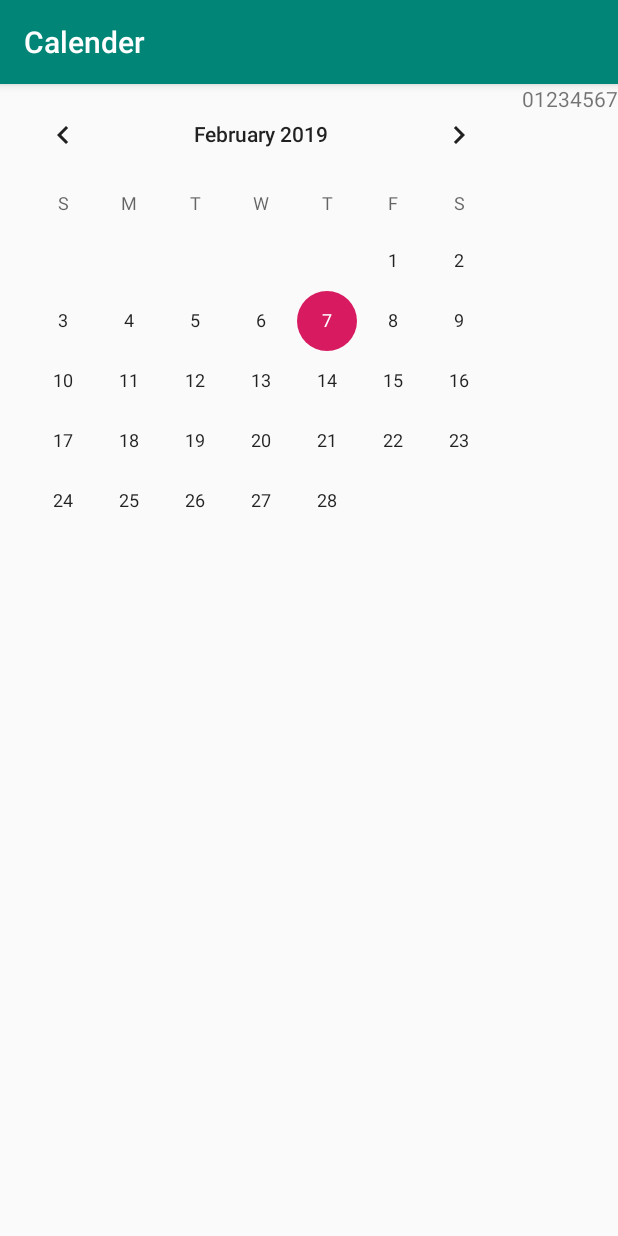
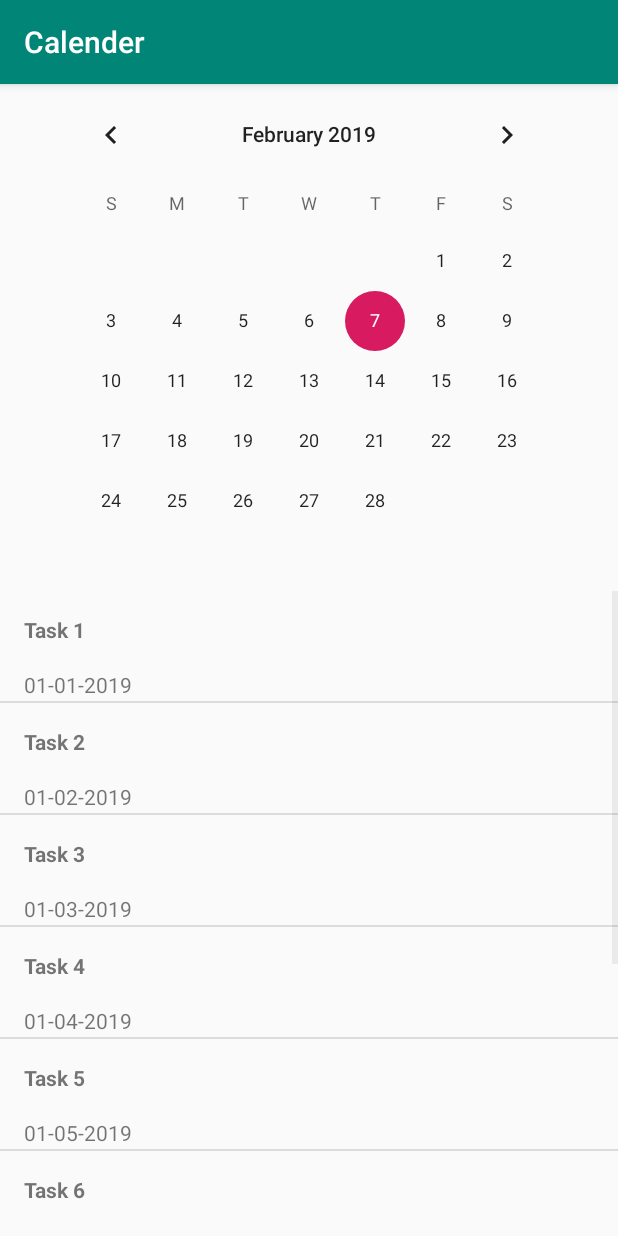
Before and after one commit to haydnkeung/Scheduler, an Android app: the Calender screen opened directly, with no data from a screen before it, on a phone screen of 412 x 824 dp. Run offline under Robolectric (Android 15) with nearby library versions, the phone set to English and light mode, and no system bars.

Commit message:
Created DayAdapter Class and added listview to calender activity

```diff
--- a/app/src/main/java/io/github/haydnkeung/scheduler/Calender.java
+++ b/app/src/main/java/io/github/haydnkeung/scheduler/Calender.java
@@ -4,34 +4,57 @@ import android.support.v7.app.AppCompatActivity;
 import android.os.Bundle;
 import android.text.Layout;
 import android.view.View;
+import android.widget.Adapter;
+import android.widget.CalendarView;
 import android.widget.LinearLayout;
+import android.widget.ListView;
 import android.widget.TextView;
+import android.widget.Toast;
 
 import org.w3c.dom.Text;
 
 import java.util.ArrayList;
+import java.util.HashMap;
 
 public class Calender extends AppCompatActivity {
 
-    public LinearLayout rootView;
-
+    private LinearLayout rootView;
+    private ListView listView;
 
     @Override
     protected void onCreate(Bundle savedInstanceState) {
+
+
         super.onCreate(savedInstanceState);
         setContentView(R.layout.activity_calender);
+
         rootView = findViewById(R.id.calenderLayout);
-
-        ArrayList<String> list = new ArrayList<>();
-        for(int i = 0; i < 9;i++){
-            list.add(new Integer(i).toString());
-
-            TextView element = new TextView(this);
-            element.setText(list.get(i));
-            rootView.addView(element);
-        }
+        listView = findViewById(R.id.calenderlistview);
 
 
+        CalendarView calendarView = findViewById(R.id.calendarView);
+        calendarView.setOnDateChangeListener(new CalendarView.OnDateChangeListener() {
+
+            @Override
+            public void onSelectedDayChange(CalendarView view, int year, int month, int dayOfMonth) {
+               //To be implemented
+            }
+        });
+
+        MyEventAdapter itemAdapter = new MyEventAdapter(this,R.layout.list_item,generateData(10));
+        listView.setAdapter(itemAdapter);
+
+    }
+
+    //Generates a list of length x to populate sample data
+    private ArrayList<MyEvent> generateData(int x) {
+        ArrayList<MyEvent> data = new ArrayList<>();
+        for (int i = 1; i <= x; i++) {
+            MyEvent element = new MyEvent(this, "Task " + i, i / 365, (i / 30) + 1, i % 30);
+            element.setDescrip("       Lorem ipsum dolor sit amet, consectetur adipiscing elit, sed do eiusmod tempor incididunt ut labore et dolore magna aliqua. Ut enim ad minim veniam, quis nostrud exercitation ullamco laboris nisi ut aliquip ex ea commodo consequat. Duis aute irure dolor in reprehenderit in voluptate velit esse cillum dolore eu fugiat nulla pariatur. Excepteur sint occaecat cupidatat non proident, sunt in culpa qui officia deserunt mollit anim id est laborum.");
+            data.add(element);
+        }
+        return data;
 
     }
 
--- a/app/src/main/java/io/github/haydnkeung/scheduler/Settings.java
+++ b/app/src/main/java/io/github/haydnkeung/scheduler/Settings.java
@@ -6,7 +6,7 @@ import android.widget.TextView;
 
 public class Settings extends AppCompatActivity {
 
-    private final String versionNumber = "19.01.20a";//Format is YY/MM/DD[a-z]
+    private final String versionNumber = "19.02.06a";//Format is YY/MM/DD[a-z]
 
     @Override
     protected void onCreate(Bundle savedInstanceState) {
--- a/app/src/main/res/layout/activity_calender.xml
+++ b/app/src/main/res/layout/activity_calender.xml
@@ -1,17 +1,24 @@
 <?xml version="1.0" encoding="utf-8"?>
-<LinearLayout xmlns:android="http://schemas.android.com/apk/res/android"
+<LinearLayout
+    xmlns:android="http://schemas.android.com/apk/res/android"
     xmlns:tools="http://schemas.android.com/tools"
+    android:id = "@+id/calenderLayout"
+    android:orientation="vertical"
     android:layout_width="match_parent"
     android:layout_height="match_parent"
-    tools:context=".Calender"
-    android:id="@+id/calenderLayout">
+    tools:context=".Calender">
 
 
         <CalendarView
-            android:id="@+id/calendarView"
+            android:id = "@+id/calendarView"
             android:layout_width="wrap_content"
             android:layout_height="wrap_content"
-            android:layout_centerHorizontal="true" />
+            android:layout_gravity = "center_horizontal" />
+        <ListView
+            android:id="@+id/calenderlistview"
+            android:layout_width="wrap_content"
+            android:layout_height="wrap_content">
+        </ListView>
 
 
 </LinearLayout>
```
Also changed, not shown: app/src/main/java/io/github/haydnkeung/scheduler/Day.java (added, +66 -0 lines), app/src/main/java/io/github/haydnkeung/scheduler/DayAdapter.java (added, +44 -0 lines), app/src/main/java/io/github/haydnkeung/scheduler/DaysMap.java (added, +46 -0 lines).
